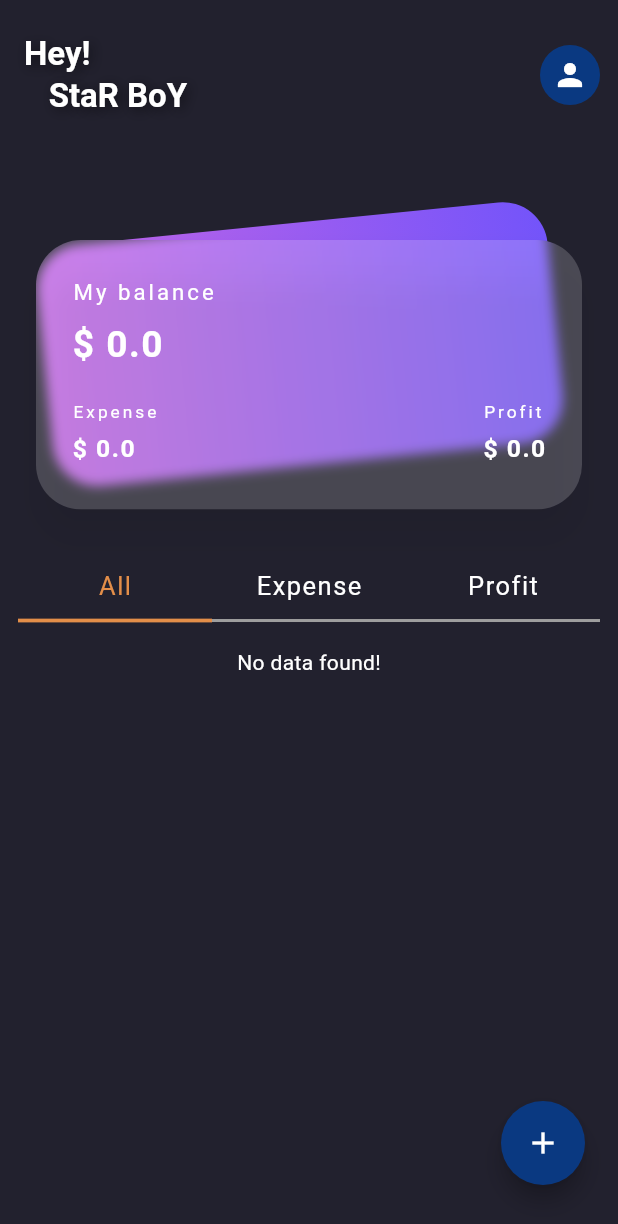
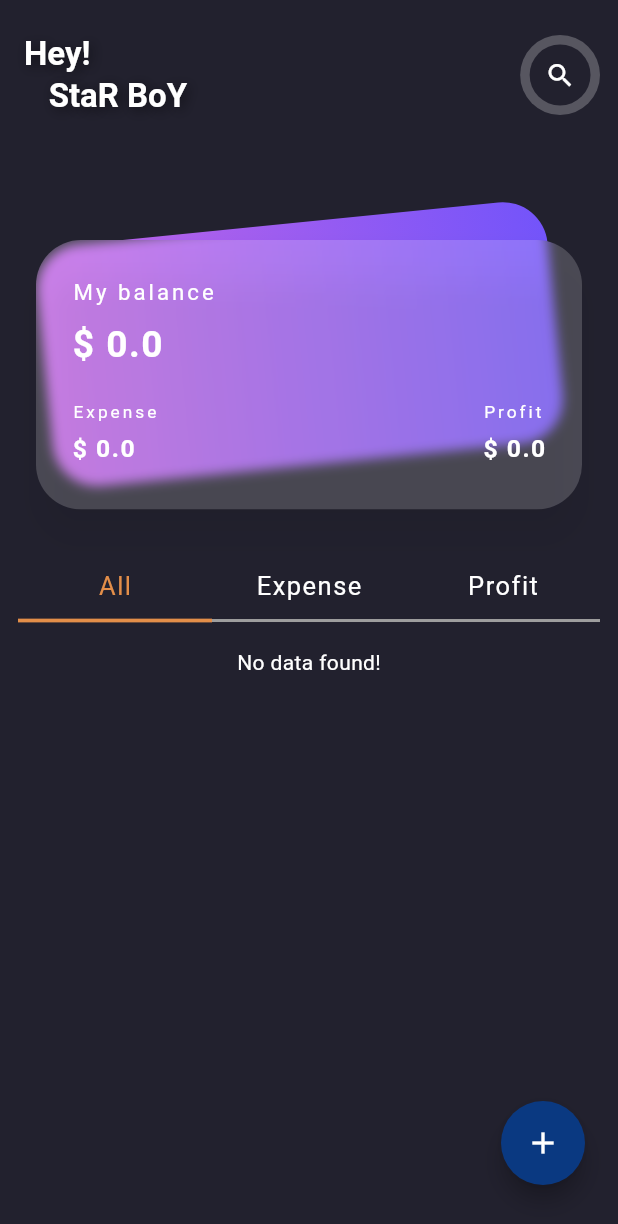
Before and after one commit to Zimil-Patel/sqlite_database_tasks, a Flutter app: the screen it shows after launch, on a phone screen of 412 x 824 dp. Shown: the top 1224 px of the screen. Run offline on Flutter 3.47's test engine with Material 3 defaults, Android fonts, the phone set to English and light mode, and no system bars; drawn by our look-alikes of blurrycontainer; our stand-ins replace get, sqflite; accounts and stored records are empty.

Commit message:
12 Dec 2024

```diff
--- /dev/null
+++ b/lib/screen/home screen/components/search_button.dart
@@ -0,0 +1,49 @@
+import 'package:flutter/cupertino.dart';
+import 'package:flutter/material.dart';
+import 'package:get/get.dart';
+import 'package:sqlite_database_tasks/screen/search%20screen/search_screen.dart';
+
+import '../../../theme/theme_data.dart';
+import '../../../utils.dart';
+
+class SearchButton extends StatelessWidget {
+  const SearchButton({
+    super.key,
+  });
+
+  @override
+  Widget build(BuildContext context) {
+    return CupertinoButton(
+      padding: EdgeInsets.zero,
+      onPressed: () {
+        Get.to(const SearchScreen());
+      },
+      child: Hero(
+        tag: 'searchBar',
+        child: Container(
+          padding: const EdgeInsets.all(defPadding / 1.9),
+          margin: const EdgeInsets.symmetric(horizontal: defPadding),
+          decoration: BoxDecoration(
+            color: Colors.white24,
+            borderRadius: BorderRadius.circular(50),
+          ),
+          child: Container(
+            padding: const EdgeInsets.all(defPadding / 1.2),
+            decoration:
+                const BoxDecoration(color: background, shape: BoxShape.circle),
+            child: Container(
+              decoration: const BoxDecoration(
+                shape: BoxShape.circle,
+              ),
+              child: Icon(
+                Icons.search,
+                size: height * 0.025,
+                color: Theme.of(context).colorScheme.onSurface,
+              ),
+            ),
+          ),
+        ),
+      ),
+    );
+  }
+}
--- a/lib/screen/home screen/home_screen.dart
+++ b/lib/screen/home screen/home_screen.dart
@@ -6,6 +6,7 @@ import 'package:sqlite_database_tasks/utils.dart';
 
 import 'components/expense_list_view.dart';
 import 'components/filter_row.dart';
+import 'components/search_button.dart';
 import 'components/smart_card.dart';
 
 HomeController controller = Get.put(HomeController());
@@ -17,6 +18,7 @@ class HomeScreen extends StatelessWidget {
   Widget build(BuildContext context) {
     return Scaffold(
       appBar: AppBar(
+        centerTitle: false,
         toolbarHeight: 100,
         title: const Text(
           'Hey!\n\t\t\tStaR BoY',
@@ -32,15 +34,7 @@ class HomeScreen extends StatelessWidget {
           ),
         ),
         actions: const [
-          Padding(
-            padding: EdgeInsets.symmetric(horizontal: defPadding),
-            child: CircleAvatar(
-              child: Icon(
-                Icons.person,
-                color: Colors.white,
-              ),
-            ),
-          ),
+          SearchButton(),
         ],
       ),
 
@@ -66,7 +60,7 @@ class HomeScreen extends StatelessWidget {
             ),
 
 
-            SizedBox(
+            const SizedBox(
               height: defPadding * 10,
             ),
           ],
```
Also changed, not shown: lib/controller/helper/db_helper.dart (+17 -0 lines), lib/controller/home_controller.dart (+8 -0 lines), lib/screen/search screen/search_screen.dart (added, +123 -0 lines).
